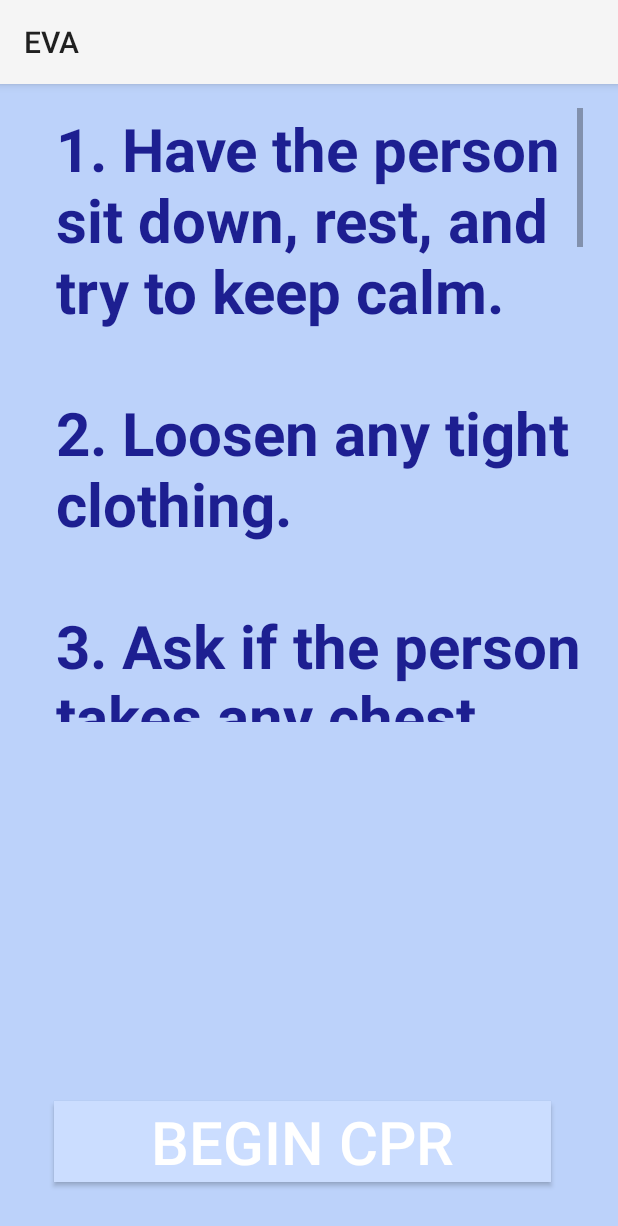
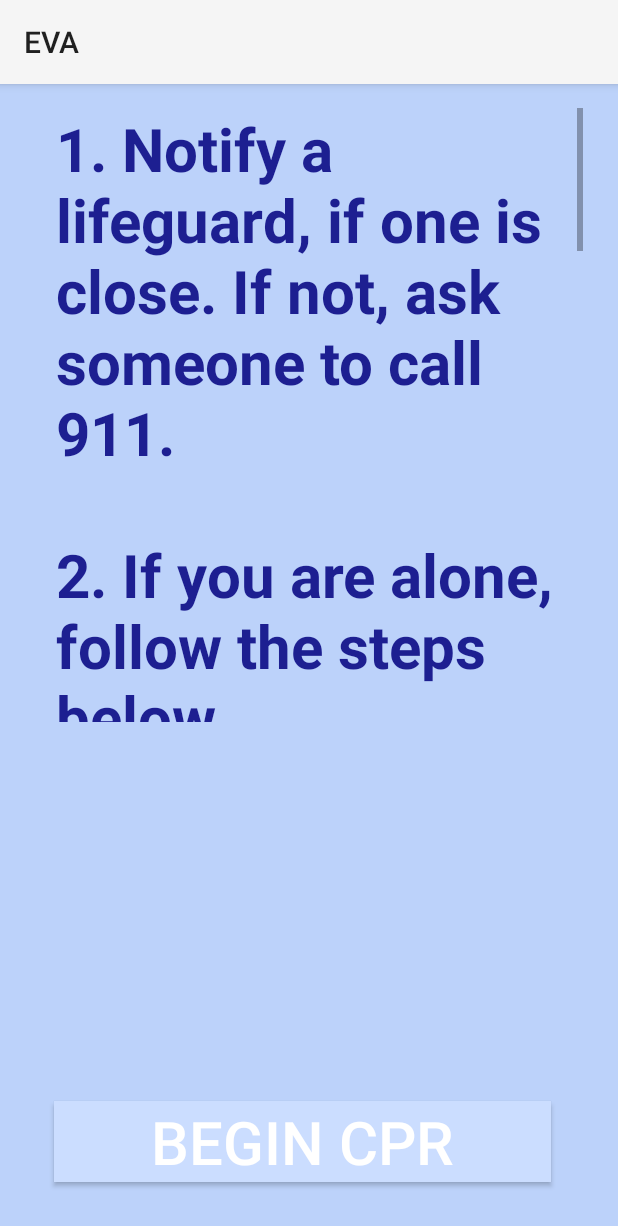
Before and after one commit to sgira/EVA, an Android app: the Main3Activity screen opened directly, with no data from a screen before it, after a tap on an icon or button, on a phone screen of 412 x 824 dp. Shown: the top 1226 px of the screen. Run offline under Robolectric (Android 15) with nearby library versions, the phone set to English and light mode, and no system bars.

Commit message:
Commit message 1

```diff
--- a/app/src/main/AndroidManifest.xml
+++ b/app/src/main/AndroidManifest.xml
@@ -55,7 +55,8 @@
         <activity android:name=".Main3Activity" />
         <activity android:name=".Main4Activity" />
         <activity android:name=".Main5Activity" />
-        <activity android:name=".Main6Activity"></activity>
+        <activity android:name=".Main6Activity" />
+        <activity android:name=".Main7Activity"></activity>
     </application>
 
 </manifest>
--- a/app/src/main/java/com/wellness/eva/FileRetrieval.java
+++ b/app/src/main/java/com/wellness/eva/FileRetrieval.java
@@ -121,6 +121,25 @@ public class FileRetrieval {
             medicalProcedure.setInstructions(instructions);
         }
 
+        if (emergencyType.equals("drowning")) {
+
+            ArrayList<String> instructions = new ArrayList<>();
+
+            instructions.add("1. Notify a lifeguard, if one is close. If not, ask someone to call 911.\n\n");
+            instructions.add("2. If you are alone, follow the steps below.\n\n");
+            instructions.add("3. Take the person out of the water\n\n");
+            instructions.add("4. Place your ear next to the person's mouth and nose to" +
+                    "check for breathing.\n\n");
+            instructions.add("5. Look to see if the person's chest is moving.\n\n");
+            instructions.add("6. If the person is not breathing, check the person's pulse " +
+                    "for 10 seconds.\n\n");
+            instructions.add("7. If there is no pulse, start CPR.\n\n");
+            instructions.add("8. Repeat if person is still not breathing.\n\n");
+
+            medicalProcedure.setInstructions(instructions);
+            medicalProcedure.setNeedsFeedback(true);
+        }
+
 
 
 
--- a/app/src/main/java/com/wellness/eva/Main3Activity.java
+++ b/app/src/main/java/com/wellness/eva/Main3Activity.java
@@ -74,7 +74,7 @@ public class Main3Activity extends Activity {
             @Override
             public void onClick(View v) {
 
-                Intent drowningIntent = new Intent(Main3Activity.this, Main4Activity.class);
+                Intent drowningIntent = new Intent(Main3Activity.this, Main7Activity.class);
 
                 startActivity(drowningIntent);
 
--- /dev/null
+++ b/app/src/main/java/com/wellness/eva/Main7Activity.java
@@ -0,0 +1,33 @@
+package com.wellness.eva;
+
+import android.app.Activity;
+import android.os.Bundle;
+import android.widget.TextView;
+
+import com.wellness.eva.procedures.MedicalProcedure;
+
+public class Main7Activity extends Activity {
+
+    private String emergencyType = "drowning";
+
+    @Override
+    protected void onCreate(Bundle savedInstanceState) {
+        super.onCreate(savedInstanceState);
+        setContentView(R.layout.activity_main7);
+
+        FileRetrieval file = new FileRetrieval();
+        MedicalProcedure chokingProcedure = new MedicalProcedure();
+
+        chokingProcedure = file.retrieveMedicalEmergency(emergencyType);
+
+
+        TextView myTextView = new TextView(this);
+
+        myTextView = (TextView) findViewById(R.id.textView13);
+
+        for(int i = 0; i < chokingProcedure.getInstructions().size(); i++) {
+
+            myTextView.append(chokingProcedure.getInstructions().get(i));
+        }
+    }
+}
--- /dev/null
+++ b/app/src/main/res/layout/activity_main7.xml
@@ -0,0 +1,49 @@
+<?xml version="1.0" encoding="utf-8"?>
+<LinearLayout xmlns:android="http://schemas.android.com/apk/res/android"
+    xmlns:tools="http://schemas.android.com/tools"
+    android:layout_width="match_parent"
+    android:layout_height="match_parent"
+    android:paddingBottom="@dimen/activity_vertical_margin"
+    android:paddingLeft="@dimen/activity_horizontal_margin"
+    android:paddingRight="@dimen/activity_horizontal_margin"
+    android:paddingTop="@dimen/activity_vertical_margin"
+    tools:context="com.wellness.eva.Main3Activity"
+    android:background="#bcd2fa"
+    android:orientation="horizontal"
+    android:baselineAligned="false"
+    android:textAlignment="center"
+    android:touchscreenBlocksFocus="false">
+
+    <Button
+        android:layout_width="331dp"
+        android:layout_height="wrap_content"
+        android:text="Begin CPR"
+        android:id="@+id/button3"
+        android:layout_gravity="bottom"
+        android:background="#cbddff"
+        android:textSize="40dp"
+        android:layout_marginLeft="20dp"
+        android:textColor="#ffffff"
+        android:layout_marginBottom="20dp" />
+
+    <ScrollView
+        android:layout_width="351dp"
+        android:layout_height="409dp"
+        android:id="@+id/scrollView6"
+        android:layout_marginLeft="-330dp">
+
+        <TextView
+            android:layout_width="wrap_content"
+            android:layout_height="wrap_content"
+            android:id="@+id/textView13"
+            android:textColor="#1d1f91"
+            android:textSize="40sp"
+            android:textStyle="bold"
+            android:textAlignment="center" />
+
+
+    </ScrollView>
+
+
+
+</LinearLayout>
```
